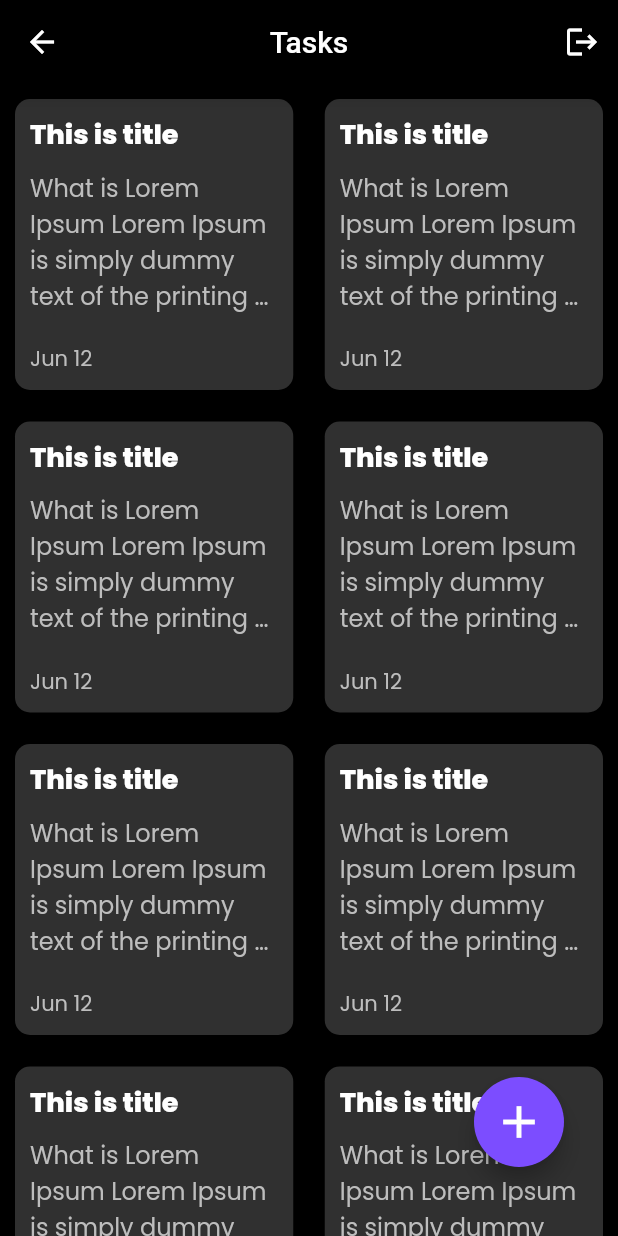
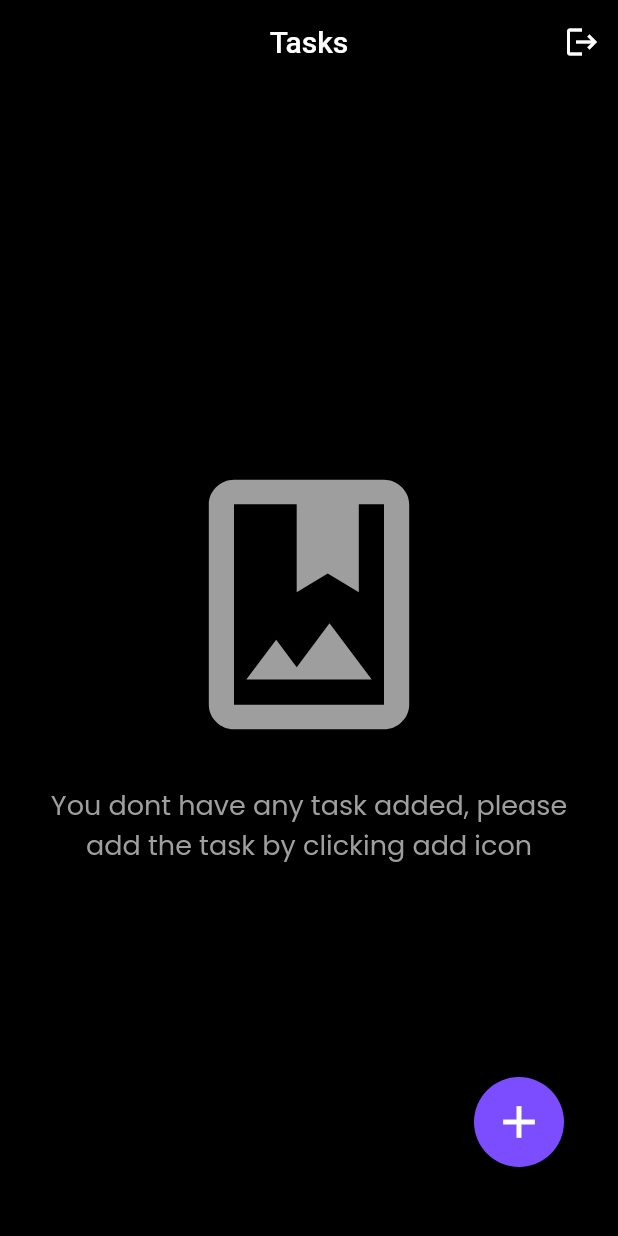
Before and after one commit to SwaroopSambhayya/Todo, a Flutter app: the Tasks screen opened directly, on a phone screen of 412 x 824 dp. Run offline on Flutter 3.47's test engine with Material 2 defaults, Android fonts, the phone set to English and light mode, and no system bars; our stand-ins replace eva_icons_flutter, flutter_spinkit, shared_preferences; accounts and stored records are empty; statements that could not run were skipped.

Commit message:
Task feature added

```diff
--- a/lib/main.dart
+++ b/lib/main.dart
@@ -1,12 +1,16 @@
 import 'package:flutter/material.dart';
+import 'package:provider/provider.dart';
 import 'package:shared_preferences/shared_preferences.dart';
 import 'package:todo/screens/constants.dart';
 import 'package:todo/screens/signIn/view.dart';
 import 'package:todo/screens/tasklist/view.dart';
 import 'package:todo/services/signInNotifier.dart';
+import 'package:todo/screens/tasklist/model.dart';
 
 void main() {
-  runApp(MyApp());
+  runApp(
+    ChangeNotifierProvider(create: (_) => TaskProvider(), child: MyApp()),
+  );
 }
 
 class MyApp extends StatefulWidget {
--- /dev/null
+++ b/lib/model/taskModel.dart
@@ -0,0 +1,55 @@
+import 'dart:convert';
+
+TaskModel taskModelFromJson(String str) {
+  final jsonData = json.decode(str);
+  return TaskModel.fromJson(jsonData);
+}
+
+String taskModelToJson(TaskModel data) {
+  final dyn = data.toJson();
+  return json.encode(dyn);
+}
+
+class TaskModel {
+  String user;
+  List<Task> tasks;
+
+  TaskModel({
+    this.user,
+    this.tasks,
+  });
+
+  factory TaskModel.fromJson(Map<String, dynamic> json) => new TaskModel(
+        user: json["user"],
+        tasks: new List<Task>.from(json["tasks"].map((x) => Task.fromJson(x))),
+      );
+
+  Map<String, dynamic> toJson() => {
+        "user": user,
+        "tasks": new List<dynamic>.from(tasks.map((x) => x.toJson())),
+      };
+}
+
+class Task {
+  String title;
+  String description;
+  String time;
+
+  Task({
+    this.title,
+    this.description,
+    this.time,
+  });
+
+  factory Task.fromJson(Map<String, dynamic> json) => new Task(
+        title: json["title"],
+        description: json["description"],
+        time: json["time"],
+      );
+
+  Map<String, dynamic> toJson() => {
+        "title": title,
+        "description": description,
+        "time": time,
+      };
+}
--- a/lib/screens/signIn/model.dart
+++ b/lib/screens/signIn/model.dart
@@ -20,6 +20,7 @@ class SigninModel extends ValueNotifier<bool> {
             userList[i]["password"] == password) {
           result = true;
           await pref.setString("signedIn", email);
+
           break;
         }
       }
--- a/lib/screens/signup/view.dart
+++ b/lib/screens/signup/view.dart
@@ -1,5 +1,6 @@
 import 'package:eva_icons_flutter/eva_icons_flutter.dart';
 import 'package:flutter/material.dart';
+import 'package:provider/provider.dart';
 import 'package:todo/screens/constants.dart';
 import 'package:todo/screens/signIn/components/myFormField.dart';
 import 'package:todo/screens/signup/model.dart';
@@ -125,16 +126,12 @@ class _SignupState extends State<Signup> {
                           if (res) {
                             ScaffoldMessenger.of(context).showSnackBar(
                               SnackBar(
-                                content: Text("Signup Sucessfull"),
+                                content: Text(
+                                    "Signup Sucessfull, please login with signup credentials"),
                                 backgroundColor: Theme.of(context).primaryColor,
                               ),
                             );
-                            Navigator.push(
-                              context,
-                              MaterialPageRoute(
-                                builder: (context) => Tasks(),
-                              ),
-                            );
+                            Navigator.pop(context);
                           } else {
                             ScaffoldMessenger.of(context).showSnackBar(
                               SnackBar(
--- a/lib/screens/tasklist/components/taskCard.dart
+++ b/lib/screens/tasklist/components/taskCard.dart
@@ -1,6 +1,10 @@
 import 'package:flutter/material.dart';
 
 class TaskCard extends StatelessWidget {
+  final String title;
+  final String description;
+  final String time;
+  TaskCard({this.title, this.description, this.time});
   @override
   Widget build(BuildContext context) {
     return Container(
@@ -13,7 +17,7 @@ class TaskCard extends StatelessWidget {
         crossAxisAlignment: CrossAxisAlignment.start,
         children: [
           Text(
-            "This is title",
+            title,
             style: Theme.of(context)
                 .textTheme
                 .bodyText1
@@ -23,7 +27,7 @@ class TaskCard extends StatelessWidget {
             height: 10,
           ),
           Text(
-            "What is Lorem Ipsum Lorem Ipsum is simply dummy text of the printing and typesetting industry Lorem Ipsum has been the industry's standard dummy text ever since the 1500s when an unknown printer took a galley of type and scrambled it to make a type",
+            description,
             overflow: TextOverflow.ellipsis,
             maxLines: 4,
             style: Theme.of(context)
@@ -35,7 +39,7 @@ class TaskCard extends StatelessWidget {
             height: 20,
           ),
           Text(
-            "Jun 12",
+            time,
             style: Theme.of(context)
                 .textTheme
                 .bodyText1
--- a/lib/screens/tasklist/view.dart
+++ b/lib/screens/tasklist/view.dart
@@ -1,10 +1,16 @@
+import 'package:eva_icons_flutter/eva_icons_flutter.dart';
+import 'package:flutter/cupertino.dart';
 import 'package:flutter/material.dart';
+import 'package:flutter_spinkit/flutter_spinkit.dart';
+import 'package:provider/provider.dart';
 import 'package:shared_preferences/shared_preferences.dart';
+import 'package:todo/model/taskModel.dart';
 import 'package:todo/screens/createTask/view.dart';
 import 'package:todo/screens/signIn/view.dart';
 import 'package:todo/screens/tasklist/components/taskCard.dart';
 import 'package:flutter_staggered_grid_view/flutter_staggered_grid_view.dart';
 import 'package:todo/services/signInNotifier.dart';
+import 'package:todo/screens/tasklist/model.dart';
 
 class Tasks extends StatefulWidget {
   final SignInNotifier signInNotifier;
@@ -14,6 +20,16 @@ class Tasks extends StatefulWidget {
 }
 
 class _TasksState extends State<Tasks> {
+  @override
+  void initState() {
+    getData();
+    super.initState();
+  }
+
+  Future<void> getData() async {
+    await Provider.of<TaskProvider>(context, listen: false).getTasks();
+  }
+
   @override
   Widget build(BuildContext context) {
     return Scaffold(
@@ -55,15 +71,62 @@ class _TasksState extends State<Tasks> {
       ),
       floatingActionButtonLocation: FloatingActionButtonLocation.endFloat,
       body: SafeArea(
-        child: StaggeredGridView.countBuilder(
-          crossAxisCount: 4,
-          itemCount: 8,
-          itemBuilder: (context, index) {
-            return TaskCard();
+        child: Consumer<TaskProvider>(
+          builder: (context, taskProvider, child) {
+            List<Task> tasks;
+            if (taskProvider.userTasks == null)
+              tasks = [];
+            else
+              tasks = taskProvider.userTasks.tasks;
+            return taskProvider.isLoading
+                ? Center(
+                    child: SpinKitFadingCircle(
+                      color: Theme.of(context).primaryColor,
+                    ),
+                  )
+                : taskProvider.userTasks == null
+                    ? Container(
+                        margin: EdgeInsets.all(15),
+                        child: Column(
+                          mainAxisAlignment: MainAxisAlignment.center,
+                          children: [
+                            Center(
+                              child: Icon(
+                                Icons.photo_album_outlined,
+                                size: 200,
+                                color: Colors.grey,
+                              ),
+                            ),
+                            SizedBox(
+                              height: 20,
+                            ),
+                            Text(
+                              "You dont have any task added, please add the task by clicking add icon",
+                              style: Theme.of(context)
+                                  .textTheme
+                                  .bodyText1
+                                  .copyWith(color: Colors.grey),
+                              textAlign: TextAlign.center,
+                            ),
+                          ],
+                        ),
+                      )
+                    : StaggeredGridView.countBuilder(
+                        crossAxisCount: 4,
+                        itemCount: tasks.length,
+                        itemBuilder: (context, index) {
+                          return TaskCard(
+                            title: tasks[index].title,
+                            time: tasks[index].time,
+                            description: tasks[index].description,
+                          );
+                        },
+                        staggeredTileBuilder: (int index) =>
+                            StaggeredTile.fit(2),
+                        mainAxisSpacing: 1,
+                        crossAxisSpacing: 1,
+                      );
           },
-          staggeredTileBuilder: (int index) => StaggeredTile.fit(2),
-          mainAxisSpacing: 1,
-          crossAxisSpacing: 1,
         ),
       ),
     );
--- a/pubspec.yaml
+++ b/pubspec.yaml
@@ -13,6 +13,7 @@ dependencies:
   eva_icons_flutter: ^3.0.0
   flutter_spinkit: ^5.0.0
   flutter_staggered_grid_view: ^0.4.0
+  intl: ^0.17.0
   provider: ^5.0.0
   shared_preferences: ^2.0.6
 
```
Also changed, not shown: lib/screens/createTask/view.dart (+26 -2 lines), lib/screens/tasklist/model.dart (+77 -0 lines), pubspec.lock.
